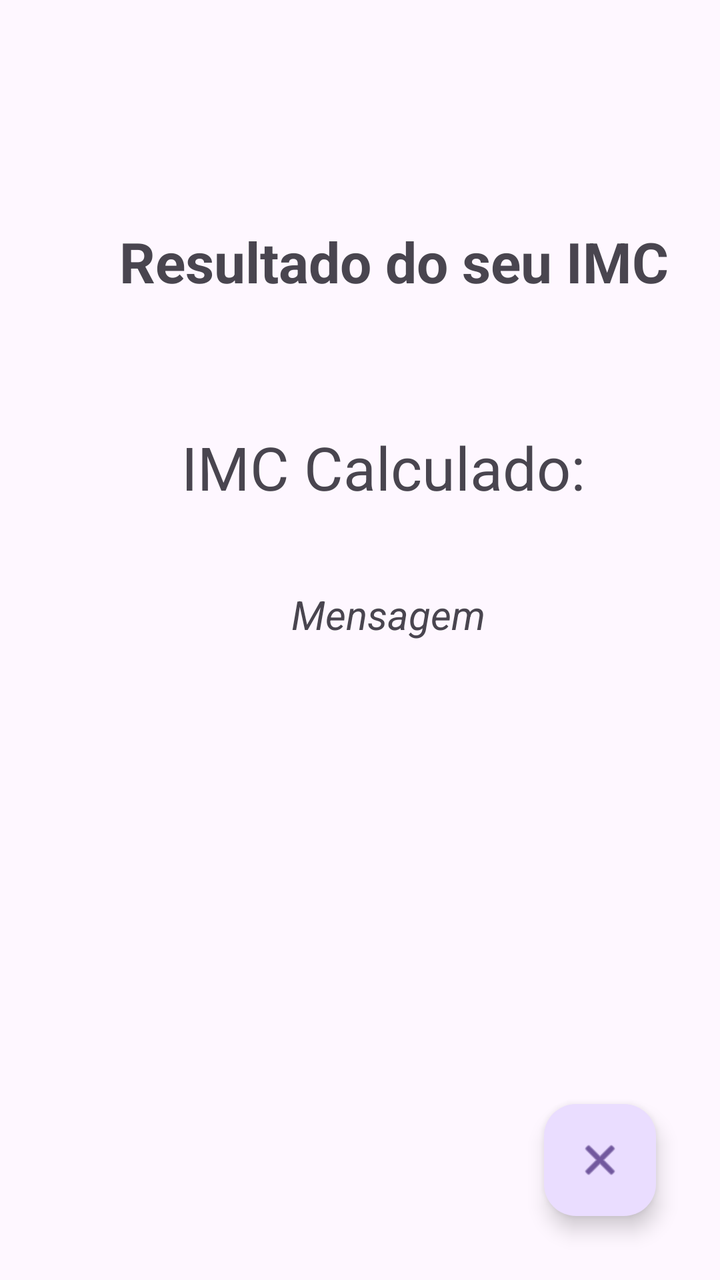
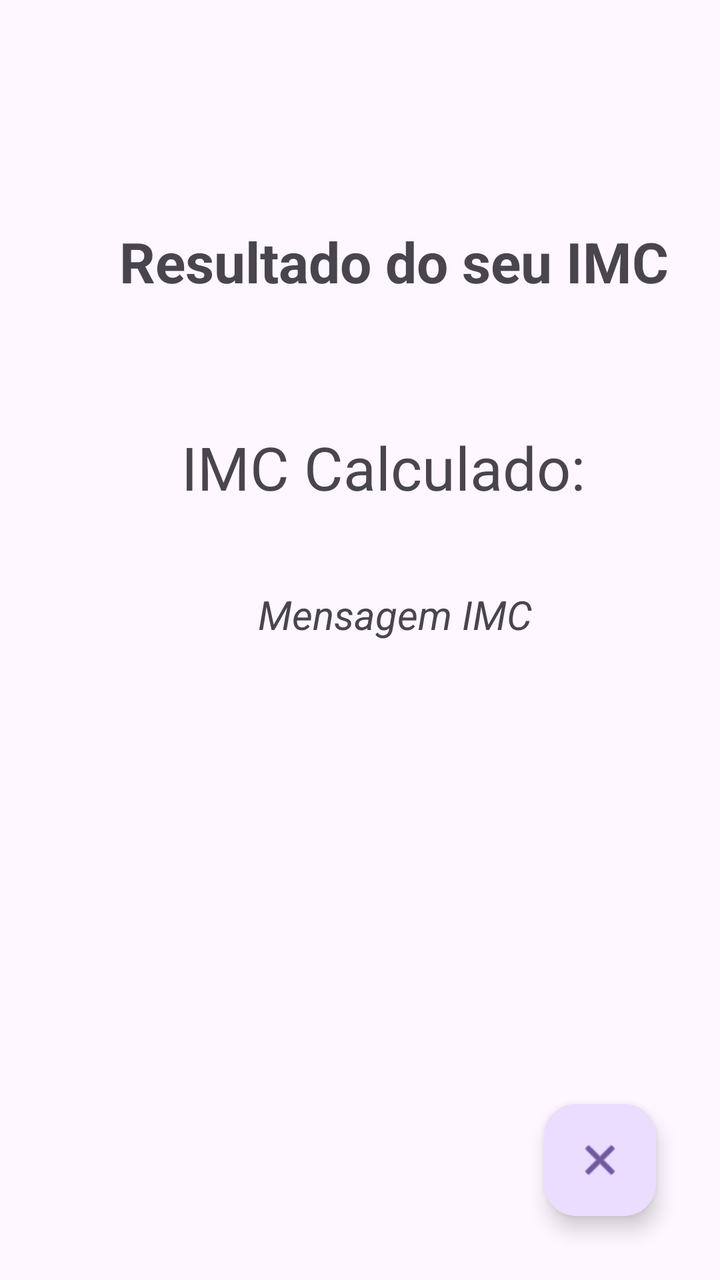

Before-and-after screenshots of an Android layout around one commit, followed by the original layout XML and the change that was made.
<!-- AndroidManifest.xml: application theme Theme.AppIMC -->
<!-- res/layout/activity_resultado_imc.xml -->
<?xml version="1.0" encoding="utf-8"?>
<androidx.constraintlayout.widget.ConstraintLayout xmlns:android="http://schemas.android.com/apk/res/android"
    xmlns:app="http://schemas.android.com/apk/res-auto"
    xmlns:tools="http://schemas.android.com/tools"
    android:id="@+id/main"
    android:layout_width="match_parent"
    android:layout_height="match_parent"
    tools:context=".view.ResultadoActivity">

    <TextView
        android:id="@+id/txv_titulo_tela_resultado"
        android:layout_width="wrap_content"
        android:layout_height="wrap_content"
        android:layout_marginStart="103dp"
        android:layout_marginTop="112dp"
        android:layout_marginEnd="103dp"
        android:contentDescription="Título da tela: Resultado do seu IMC"
        android:text="Resultado do seu IMC"
        android:textSize="28dp"
        android:textStyle="bold"
        app:layout_constraintEnd_toEndOf="parent"
        app:layout_constraintHorizontal_bias="0.361"
        app:layout_constraintStart_toStartOf="parent"
        app:layout_constraintTop_toTopOf="parent" />

    <TextView
        android:id="@+id/txv_resultado_imc"
        android:layout_width="wrap_content"
        android:layout_height="wrap_content"
        android:layout_marginStart="177dp"
        android:layout_marginTop="64dp"
        android:layout_marginEnd="176dp"
        android:contentDescription="ICM calculado."
        android:text="IMC Calculado:"
        android:textSize="30sp"
        app:layout_constraintEnd_toEndOf="parent"
        app:layout_constraintHorizontal_bias="0.444"
        app:layout_constraintStart_toStartOf="parent"
        app:layout_constraintTop_toBottomOf="@+id/txv_titulo_tela_resultado" />

    <com.google.android.material.floatingactionbutton.FloatingActionButton
        android:id="@+id/fab_voltar"
        android:layout_width="wrap_content"
        android:layout_height="wrap_content"
        android:layout_marginEnd="32dp"
        android:layout_marginBottom="32dp"
        android:clickable="true"
        android:contentDescription="Volte a tela inicial e calcule novamente."
        android:src="@android:drawable/ic_menu_close_clear_cancel"
        app:layout_constraintBottom_toBottomOf="parent"
        app:layout_constraintEnd_toEndOf="parent" />

    <TextView
        android:id="@+id/txv_mensagem"
        android:layout_width="wrap_content"
        android:layout_height="wrap_content"
        android:layout_marginStart="147dp"
        android:layout_marginTop="40dp"
        android:layout_marginEnd="120dp"
        android:contentDescription="Mensagem sobre seu peso ideal."
        android:text="Mensagem"
        android:textSize="20sp"
        android:textStyle="italic"
        app:layout_constraintEnd_toEndOf="parent"
        app:layout_constraintHorizontal_bias="0.413"
        app:layout_constraintStart_toStartOf="parent"
        app:layout_constraintTop_toBottomOf="@+id/txv_resultado_imc" />

</androidx.constraintlayout.widget.ConstraintLayout>
<!-- resources referenced by this layout -->
<resources>
  <style name="Theme.AppIMC" parent="Base.Theme.AppIMC" />
  <style name="Base.Theme.AppIMC" parent="Theme.Material3.DayNight.NoActionBar">
          
          
      </style>
</resources>

<!-- the commit's change to res/layout/activity_resultado_imc.xml (unified diff, before → after) -->
@@ -58,7 +58,7 @@
         android:layout_marginTop="40dp"
         android:layout_marginEnd="120dp"
         android:contentDescription="Mensagem sobre seu peso ideal."
-        android:text="Mensagem"
+        android:text="Mensagem IMC"
         android:textSize="20sp"
         android:textStyle="italic"
         app:layout_constraintEnd_toEndOf="parent"
